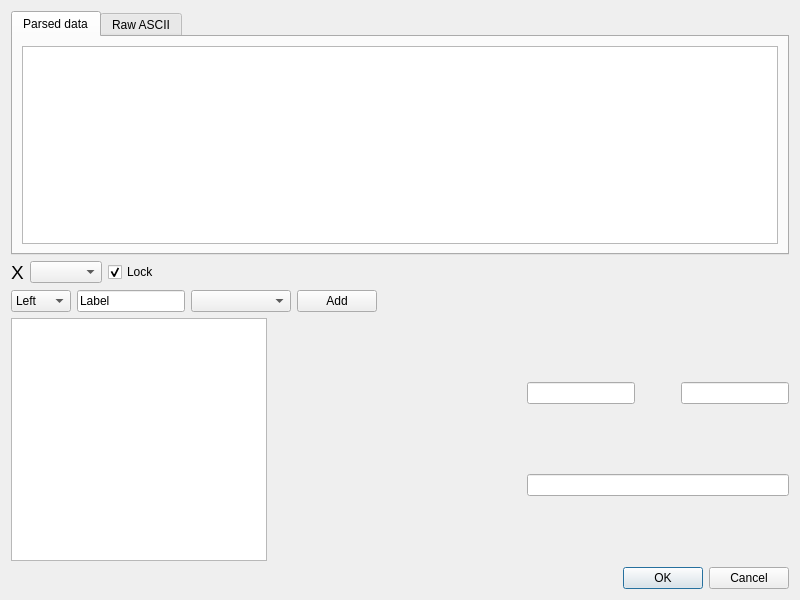
First picture: the form in src/qlabnetview/setupcurvesdialog.ui, repository uazure/qlabnetview, before the edit.
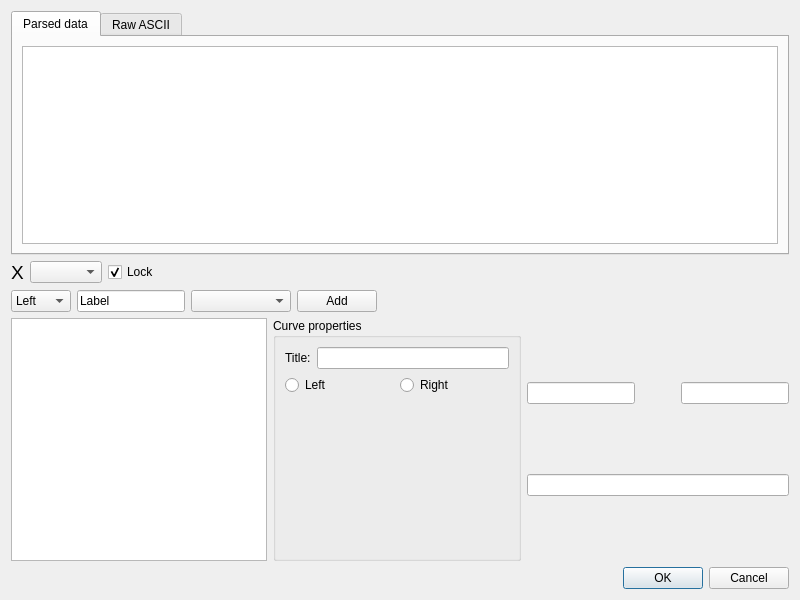
Second picture: the form after the edit.

Commit message: PlotCurveModel is now working! :)

Patch:
```diff
--- a/src/qlabnetview/setupcurvesdialog.ui
+++ b/src/qlabnetview/setupcurvesdialog.ui
@@ -213,17 +213,58 @@
      <item>
       <layout class="QVBoxLayout" name="verticalLayout_3">
        <item>
-        <spacer name="horizontalSpacer_4">
-         <property name="orientation">
-          <enum>Qt::Horizontal</enum>
+        <widget class="QGroupBox" name="curvePropertiesBox">
+         <property name="title">
+          <string>Curve properties</string>
          </property>
-         <property name="sizeHint" stdset="0">
-          <size>
-           <width>40</width>
-           <height>20</height>
-          </size>
-         </property>
-        </spacer>
+         <layout class="QVBoxLayout" name="verticalLayout_4">
+          <item>
+           <layout class="QHBoxLayout" name="horizontalLayout_7">
+            <item>
+             <widget class="QLabel" name="label_2">
+              <property name="text">
+               <string>Title:</string>
+              </property>
+             </widget>
+            </item>
+            <item>
+             <widget class="QLineEdit" name="currentCurveTitle"/>
+            </item>
+           </layout>
+          </item>
+          <item>
+           <layout class="QHBoxLayout" name="horizontalLayout_8">
+            <item>
+             <widget class="QRadioButton" name="curveLeftRadio">
+              <property name="text">
+               <string>Left</string>
+              </property>
+             </widget>
+            </item>
+            <item>
+             <widget class="QRadioButton" name="curveRightRadio">
+              <property name="text">
+               <string>Right</string>
+              </property>
+             </widget>
+            </item>
+           </layout>
+          </item>
+          <item>
+           <spacer name="verticalSpacer">
+            <property name="orientation">
+             <enum>Qt::Vertical</enum>
+            </property>
+            <property name="sizeHint" stdset="0">
+             <size>
+              <width>20</width>
+              <height>40</height>
+             </size>
+            </property>
+           </spacer>
+          </item>
+         </layout>
+        </widget>
        </item>
       </layout>
      </item>
```
Left out of the diff: 11 changed lines with no effect on the pictures. The commit also changes 7 other files.
